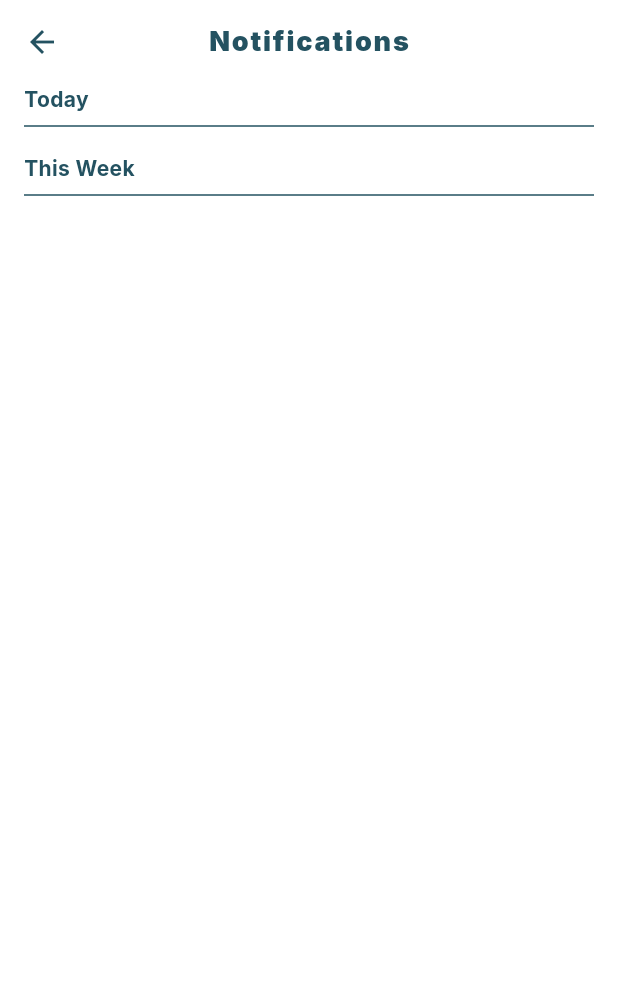
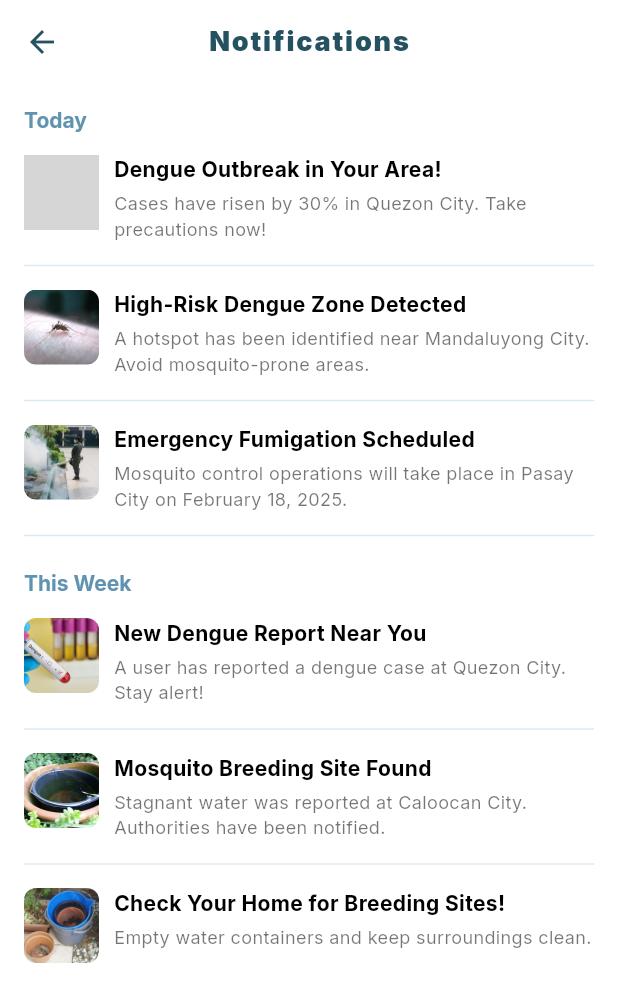
Before and after one commit to neomdavid/buzzmap, a Flutter app: the NotificationScreen screen opened directly, on a phone screen of 412 x 824 dp. Shown: the top 1002 px of the screen. Run offline on Flutter 3.47's test engine with Material 3 defaults, Android fonts, the phone set to English and light mode, and no system bars; our stand-ins replace cached_network_image, flutter_svg; grey boxes are pictures that could not be loaded.

Commit message:
Notifications Screen finished

```diff
--- a/lib/pages/notification_screen.dart
+++ b/lib/pages/notification_screen.dart
@@ -16,10 +16,11 @@ class NotificationScreen extends StatelessWidget {
         title: Text(
           "Notifications",
           style: TextStyle(
-              fontSize: 18,
-              fontFamily: 'Inter',
-              fontWeight: FontWeight.w900,
-              color: textColor),
+            fontSize: 18,
+            fontFamily: 'Inter',
+            fontWeight: FontWeight.w900,
+            color: textColor,
+          ),
         ),
         centerTitle: true,
         elevation: 0,
@@ -27,28 +28,112 @@ class NotificationScreen extends StatelessWidget {
       ),
       body: Padding(
         padding: const EdgeInsets.symmetric(horizontal: 16.0),
-        child: Column(
-          crossAxisAlignment: CrossAxisAlignment.start,
+        child: ListView(
           children: [
-            Text(
-              "Today",
-              style: TextStyle(
-                  fontSize: 14, fontWeight: FontWeight.bold, color: textColor),
+            sectionTitle("Today"),
+            notificationItem(
+              "Dengue Outbreak in Your Area!",
+              "Cases have risen by 30% in Quezon City. Take precautions now!",
+              "assets/notifications/clean.png",
             ),
-            const Divider(color: Color.fromRGBO(36, 82, 97, 1), thickness: 1),
-            const SizedBox(height: 10),
-            Text(
-              "This Week",
-              style: TextStyle(
-                color: Color.fromRGBO(36, 82, 97, 1),
-                fontSize: 14,
-                fontWeight: FontWeight.bold,
-              ),
+            notificationDivider(),
+            notificationItem(
+              "High-Risk Dengue Zone Detected",
+              "A hotspot has been identified near Mandaluyong City. Avoid mosquito-prone areas.",
+              "assets/notifications/mosquitos.png",
             ),
-            const Divider(color: Color.fromRGBO(36, 82, 97, 1), thickness: 1),
+            notificationDivider(),
+            notificationItem(
+              "Emergency Fumigation Scheduled",
+              "Mosquito control operations will take place in Pasay City on February 18, 2025.",
+              "assets/notifications/clearingoperation.png",
+            ),
+            notificationDivider(),
+            sectionTitle("This Week"),
+            notificationItem(
+              "New Dengue Report Near You",
+              "A user has reported a dengue case at Quezon City. Stay alert!",
+              "assets/notifications/positivedengue.png",
+            ),
+            notificationDivider(),
+            notificationItem(
+              "Mosquito Breeding Site Found",
+              "Stagnant water was reported at Caloocan City. Authorities have been notified.",
+              "assets/notifications/breedingground.png",
+            ),
+            notificationDivider(),
+            notificationItem(
+              "Check Your Home for Breeding Sites!",
+              "Empty water containers and keep surroundings clean.",
+              "assets/notifications/breedingsites.png",
+            ),
           ],
         ),
       ),
     );
   }
+
+  Widget sectionTitle(String title) {
+    return Padding(
+      padding: const EdgeInsets.only(top: 16.0, bottom: 8.0),
+      child: Text(
+        title,
+        style: const TextStyle(
+            fontFamily: 'Inter',
+            fontWeight: FontWeight.w700,
+            fontSize: 14,
+            height: 15 / 14,
+            letterSpacing: 0,
+            color: Color.fromRGBO(96, 147, 175, 1)),
+      ),
+    );
+  }
+
+  Widget notificationItem(String title, String description, String imagePath) {
+    return Padding(
+      padding: const EdgeInsets.symmetric(vertical: 8.0),
+      child: Row(
+        crossAxisAlignment: CrossAxisAlignment.start,
+        children: [
+          ClipRRect(
+            borderRadius: BorderRadius.circular(8.0),
+            child: Image.asset(
+              imagePath,
+              width: 50,
+              height: 50,
+              fit: BoxFit.cover,
+            ),
+          ),
+          const SizedBox(width: 10),
+          Expanded(
+            child: Column(
+              crossAxisAlignment: CrossAxisAlignment.start,
+              children: [
+                Text(
+                  title,
+                  style: const TextStyle(
+                    fontSize: 14,
+                    fontWeight: FontWeight.bold,
+                    color: Colors.black,
+                  ),
+                ),
+                const SizedBox(height: 4),
+                Text(
+                  description,
+                  style: const TextStyle(
+                    fontSize: 12,
+                    color: Colors.black54,
+                  ),
+                ),
+              ],
+            ),
+          ),
+        ],
+      ),
+    );
+  }
+
+  Widget notificationDivider() {
+    return const Divider(color: Color.fromRGBO(219, 235, 243, 1), thickness: 1);
+  }
 }
--- a/pubspec.yaml
+++ b/pubspec.yaml
@@ -68,6 +68,7 @@ flutter:
     - assets/images/
     - assets/team/
     - assets/bgarts/
+    - assets/notifications/
 
   # An image asset can refer to one or more resolution-specific "variants", see
   # https://flutter.dev/to/resolution-aware-images
```
Also changed, not shown: assets/notifications/breedingground.png (added), assets/notifications/breedingsites.png (added), assets/notifications/clearingoperation.png (added), assets/notifications/mosquitos.png (added), assets/notifications/positivedengue.png (added), pubspec.lock, 5 other files.
